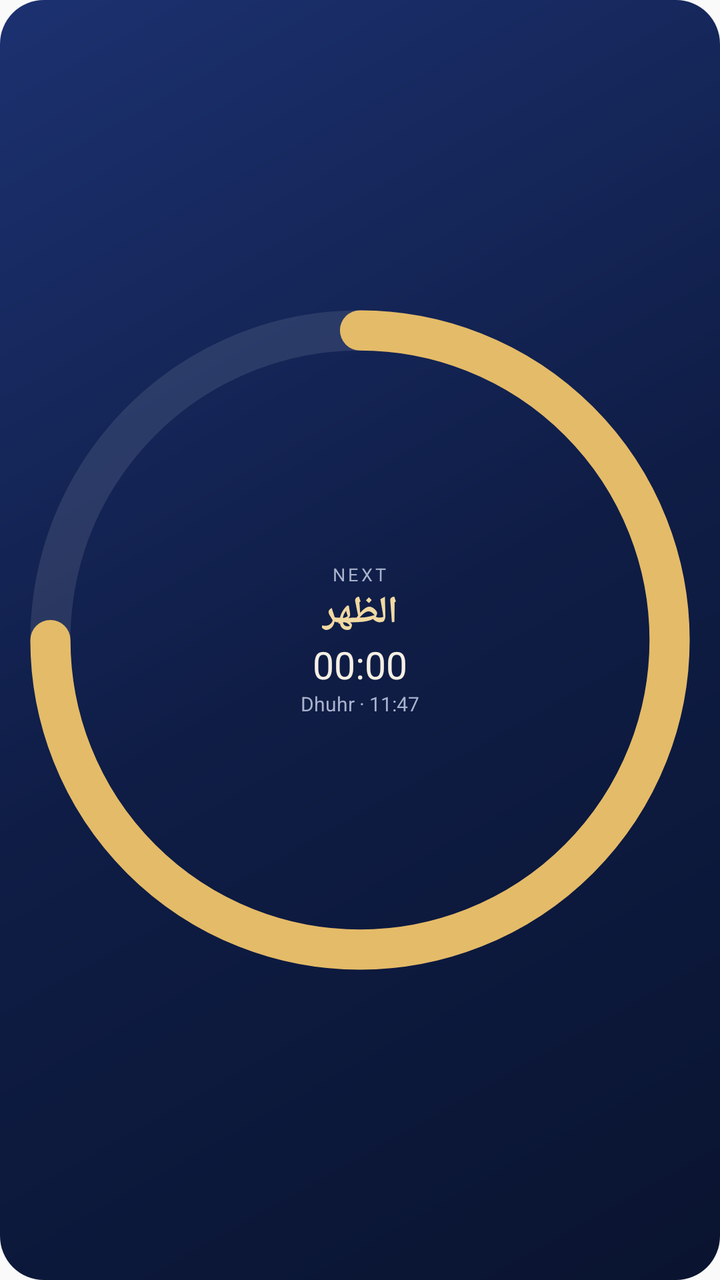
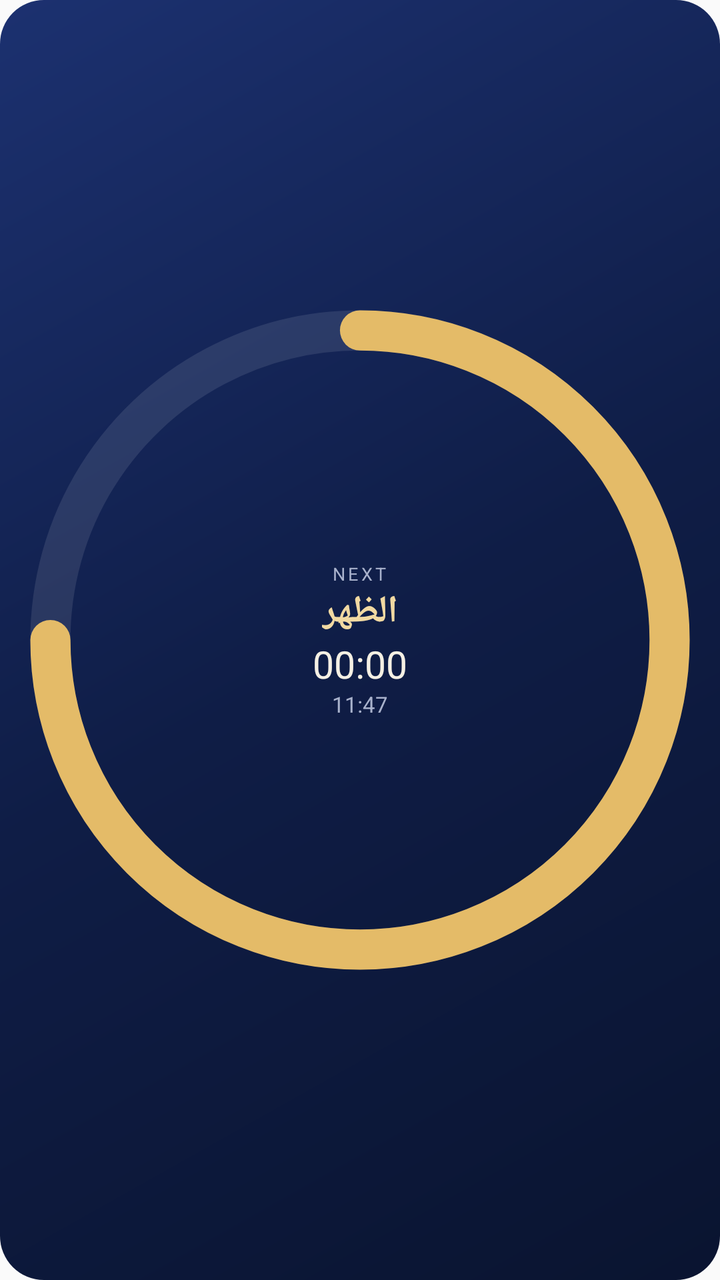

Compare the two renders of this Android layout. The source of the first and the diff that turns it into the second are given below.
<!-- AndroidManifest.xml: application theme AppTheme -->
<!-- res/layout/widget_square.xml -->
<?xml version="1.0" encoding="utf-8"?>
<FrameLayout xmlns:android="http://schemas.android.com/apk/res/android"
    android:id="@+id/w_root"
    android:layout_width="match_parent"
    android:layout_height="match_parent"
    android:background="@drawable/widget_bg"
    android:padding="8dp">

    <ImageView
        android:id="@+id/w_ring"
        android:layout_width="match_parent"
        android:layout_height="match_parent"
        android:scaleType="fitCenter"
        android:src="@drawable/widget_ring_preview"
        android:contentDescription="@null" />

    <LinearLayout
        android:layout_width="wrap_content"
        android:layout_height="wrap_content"
        android:layout_gravity="center"
        android:gravity="center_horizontal"
        android:orientation="vertical">

        <TextView
            android:id="@+id/w_label"
            android:layout_width="wrap_content"
            android:layout_height="wrap_content"
            android:letterSpacing="0.16"
            android:text="NEXT"
            android:textColor="#A9B2CC"
            android:textSize="9sp" />

        <TextView
            android:id="@+id/w_ar"
            android:layout_width="wrap_content"
            android:layout_height="wrap_content"
            android:text="الظهر"
            android:textColor="#F1D9A2"
            android:textSize="19sp"
            android:textStyle="bold" />

        <Chronometer
            android:id="@+id/w_chrono"
            android:layout_width="wrap_content"
            android:layout_height="wrap_content"
            android:fontFeatureSettings="tnum"
            android:textColor="#F5F0E4"
            android:textSize="19sp" />

        <TextView
            android:id="@+id/w_sub"
            android:layout_width="wrap_content"
            android:layout_height="wrap_content"
            android:ellipsize="end"
            android:maxLines="1"
            android:maxWidth="96dp"
            android:text="Dhuhr · 11:47"
            android:textColor="#A9B2CC"
            android:textSize="10sp" />
    </LinearLayout>
</FrameLayout>
<!-- resources referenced by this layout -->
<resources>
  <!-- drawable widget_bg (drawable) -->
  <?xml version="1.0" encoding="utf-8"?>
  <shape xmlns:android="http://schemas.android.com/apk/res/android" android:shape="rectangle">
      <gradient android:angle="315" android:startColor="#1C3170" android:centerColor="#0F1D46" android:endColor="#0A1430" />
      <corners android:radius="22dp" />
  </shape>
  <!-- drawable widget_ring_preview (drawable) -->
  <?xml version="1.0" encoding="utf-8"?>
  <vector xmlns:android="http://schemas.android.com/apk/res/android" android:width="120dp" android:height="120dp" android:viewportWidth="120" android:viewportHeight="120">
      <path android:pathData="M60,6 A54,54 0 1,1 59.99,6" android:strokeColor="#1AFFFFFF" android:strokeWidth="7" android:fillColor="#00000000" />
      <path android:pathData="M60,6 A54,54 0 1,1 6,60" android:strokeColor="#E4BB68" android:strokeWidth="7" android:strokeLineCap="round" android:fillColor="#00000000" />
  </vector>
  <style name="AppTheme" parent="Theme.AppCompat.Light.DarkActionBar">
          
          <item name="colorPrimary">@color/colorPrimary</item>
          <item name="colorPrimaryDark">@color/colorPrimaryDark</item>
          <item name="colorAccent">@color/colorAccent</item>
      </style>
  <color tools:ignore="UnusedResources" name="colorPrimary">#3F51B5</color>
  <color tools:ignore="UnusedResources" name="colorPrimaryDark">#303F9F</color>
  <color tools:ignore="UnusedResources" name="colorAccent">#FF4081</color>
</resources>

<!-- the commit's change to res/layout/widget_square.xml (unified diff, before → after) -->
@@ -54,8 +54,8 @@
             android:ellipsize="end"
             android:maxLines="1"
             android:maxWidth="96dp"
-            android:text="Dhuhr · 11:47"
+            android:text="11:47"
             android:textColor="#A9B2CC"
-            android:textSize="10sp" />
+            android:textSize="11sp" />
     </LinearLayout>
 </FrameLayout>
